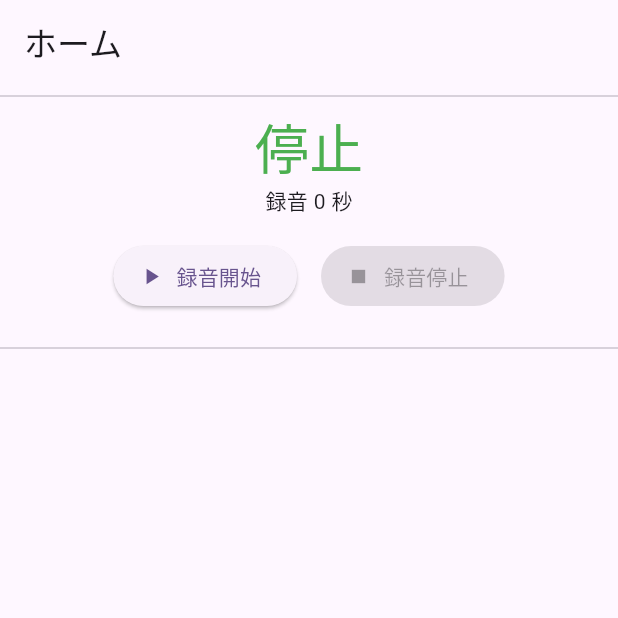
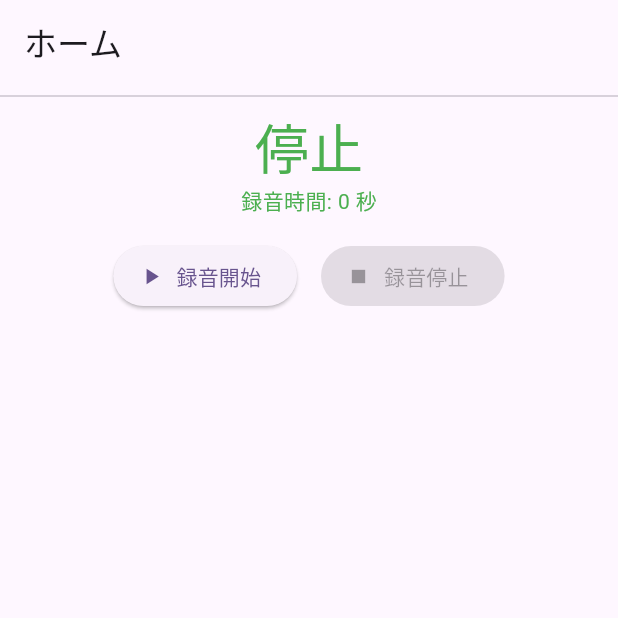
Before and after one commit to hotdrop/record-to-text, a Flutter app: the screen it shows after launch, on a phone screen of 412 x 824 dp, the top half of it. Run offline on Flutter 3.47's test engine with Material 3 defaults, Android fonts, the phone set to English and light mode, and no system bars; our stand-ins replace flutter_riverpod, logger; missing offline and left inert: record.

Commit message:
SoundFileクラスを作ってそこに音声ファイルのパスや文字起こしのテキストを保持するようにした

```diff
--- a/lib/home_page.dart
+++ b/lib/home_page.dart
@@ -1,6 +1,7 @@
 import 'package:flutter/material.dart';
 import 'package:flutter_riverpod/flutter_riverpod.dart';
 import 'package:realtime_talk/providers/record_provider.dart';
+import 'package:realtime_talk/providers/sound_files_provider.dart';
 import 'package:realtime_talk/providers/timer_provider.dart';
 
 class MyHomePage extends StatelessWidget {
@@ -19,8 +20,7 @@ class MyHomePage extends StatelessWidget {
           SizedBox(height: 16),
           _RecordButtons(),
           SizedBox(height: 16),
-          Divider(),
-          _ViewPathList(),
+          _ViewRecordList(),
         ],
       ),
     );
@@ -60,52 +60,51 @@ class _ViewTimer extends ConsumerWidget {
   Widget build(BuildContext context, WidgetRef ref) {
     final timer = ref.watch(timerProvider);
     final isRunning = ref.watch(isRecordingProvider);
+    final color = isRunning ? Colors.red : Colors.green;
 
     return Column(
       children: [
         Text(
           isRunning ? '録音中' : '停止',
-          style: TextStyle(
-            color: isRunning ? Colors.red : Colors.green,
-            fontSize: 36,
-          ),
+          style: TextStyle(color: color, fontSize: 36),
         ),
-        Text('録音 $timer 秒'),
+        Text('録音時間: $timer 秒', style: TextStyle(color: color)),
       ],
     );
   }
 }
 
-class _ViewPathList extends ConsumerWidget {
-  const _ViewPathList();
+class _ViewRecordList extends ConsumerWidget {
+  const _ViewRecordList();
 
   @override
   Widget build(BuildContext context, WidgetRef ref) {
-    final paths = ref.watch(recordFilePathsProvider);
+    final soundFile = ref.watch(soundFilesProvider);
     return Flexible(
       child: ListView.builder(
-        itemCount: paths.length,
+        itemCount: soundFile.length,
         itemBuilder: (context, index) {
-          return _RowPath(paths[index]);
+          return _RowSoundData(soundFile[index]);
         },
       ),
     );
   }
 }
 
-class _RowPath extends StatelessWidget {
-  const _RowPath(this.path);
-  final String path;
+class _RowSoundData extends StatelessWidget {
+  const _RowSoundData(this.soundFile);
+  final SoundFile soundFile;
 
   @override
   Widget build(BuildContext context) {
     return MouseRegion(
       cursor: SystemMouseCursors.click,
       child: Tooltip(
-        message: path,
+        message: soundFile.soundFilePath,
         child: Card(
           child: ListTile(
-            title: Text(path.split('/').last, overflow: TextOverflow.ellipsis),
+            title: Text(soundFile.fileName(), overflow: TextOverflow.ellipsis),
+            subtitle: Text('録音時間: ${soundFile.recordTime}秒'),
           ),
         ),
       ),
```
Also changed, not shown: lib/providers/record_provider.dart (+5 -6 lines), lib/providers/sound_files_provider.dart (added, +42 -0 lines), lib/repository/gpt_repository.dart (added, +14 -0 lines), lib/repository/sound_repository.dart (added, +18 -0 lines).
